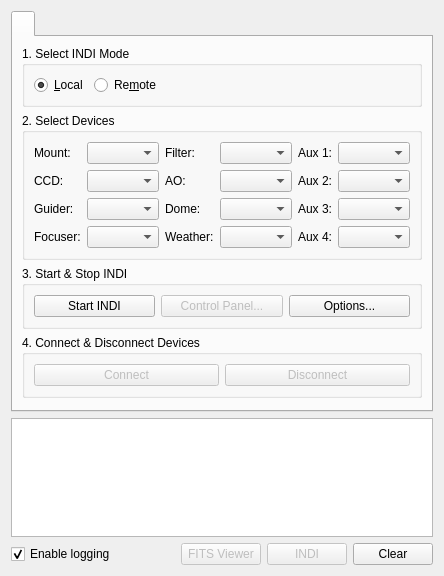
The window that kstars/ekos/ekosmanager.ui (KDE/kstars) describes before a commit, drawn with Qt 5.
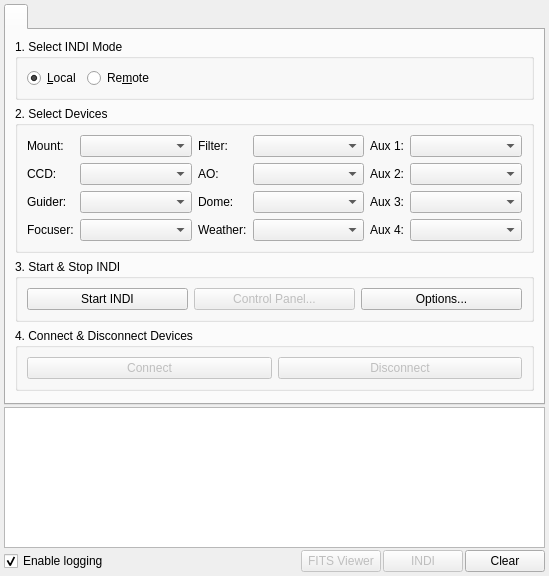
The same window after the commit.

Commit message: Add scrollbars to Ekos Manager to make it fit on smaller screens

The edit to the form file:
```diff
--- a/kstars/ekos/ekosmanager.ui
+++ b/kstars/ekos/ekosmanager.ui
@@ -6,18 +6,111 @@
    <rect>
     <x>0</x>
     <y>0</y>
-    <width>411</width>
+    <width>549</width>
     <height>576</height>
    </rect>
   </property>
+  <property name="baseSize">
+   <size>
+    <width>0</width>
+    <height>0</height>
+   </size>
+  </property>
   <property name="windowTitle">
    <string>Ekos</string>
   </property>
+  <layout class="QVBoxLayout" name="verticalLayout_3">
+   <property name="spacing">
+    <number>2</number>
+   </property>
+   <property name="sizeConstraint">
+    <enum>QLayout::SetMinAndMaxSize</enum>
+   </property>
+   <property name="leftMargin">
+    <number>2</number>
+   </property>
+   <property name="topMargin">
+    <number>2</number>
+   </property>
+   <property name="rightMargin">
+    <number>2</number>
+   </property>
+   <property name="bottomMargin">
+    <number>2</number>
+   </property>
+   <item>
+    <widget class="QScrollArea" name="ekosScrollArea">
+     <property name="sizePolicy">
+      <sizepolicy hsizetype="Preferred" vsizetype="Preferred">
+       <horstretch>0</horstretch>
+       <verstretch>0</verstretch>
+      </sizepolicy>
+     </property>
+     <property name="minimumSize">
+      <size>
+       <width>300</width>
+       <height>300</height>
+      </size>
+     </property>
+     <property name="frameShape">
+      <enum>QFrame::NoFrame</enum>
+     </property>
+     <property name="frameShadow">
+      <enum>QFrame::Plain</enum>
+     </property>
+     <property name="lineWidth">
+      <number>0</number>
+     </property>
+     <property name="sizeAdjustPolicy">
+      <enum>QAbstractScrollArea::AdjustToContents</enum>
+     </property>
+     <property name="widgetResizable">
+      <bool>true</bool>
+     </property>
+     <widget class="QWidget" name="ekosScrollAreaWidget">
+      <property name="geometry">
+       <rect>
+        <x>0</x>
+        <y>0</y>
+        <width>545</width>
+        <height>572</height>
+       </rect>
+      </property>
+      <property name="sizePolicy">
+       <sizepolicy hsizetype="Preferred" vsizetype="Preferred">
+        <horstretch>0</horstretch>
+        <verstretch>0</verstretch>
+       </sizepolicy>
+      </property>
+      <property name="minimumSize">
+       <size>
+        <width>0</width>
+        <height>0</height>
+       </size>
+      </property>
   <layout class="QVBoxLayout" name="verticalLayout_2">
+       <property name="spacing">
+        <number>2</number>
+       </property>
+       <property name="sizeConstraint">
+        <enum>QLayout::SetMinAndMaxSize</enum>
+       </property>
+       <property name="leftMargin">
+        <number>2</number>
+       </property>
+       <property name="topMargin">
+        <number>2</number>
+       </property>
+       <property name="rightMargin">
+        <number>2</number>
+       </property>
+       <property name="bottomMargin">
+        <number>2</number>
+       </property>
    <item>
     <widget class="QTabWidget" name="toolsWidget">
      <property name="sizePolicy">
-      <sizepolicy hsizetype="Expanding" vsizetype="Minimum">
+          <sizepolicy hsizetype="Preferred" vsizetype="Preferred">
        <horstretch>0</horstretch>
        <verstretch>0</verstretch>
       </sizepolicy>
@@ -33,7 +126,7 @@
      </property>
      <widget class="QWidget" name="setupTab">
       <attribute name="title">
-       <string></string>
+           <string/>
       </attribute>
       <layout class="QVBoxLayout" name="verticalLayout">
        <item>
@@ -390,6 +483,9 @@
          <property name="orientation">
           <enum>Qt::Vertical</enum>
          </property>
+             <property name="sizeType">
+              <enum>QSizePolicy::MinimumExpanding</enum>
+             </property>
          <property name="sizeHint" stdset="0">
           <size>
            <width>20</width>
@@ -410,6 +506,12 @@
        <verstretch>0</verstretch>
       </sizepolicy>
      </property>
+         <property name="minimumSize">
+          <size>
+           <width>0</width>
+           <height>50</height>
+          </size>
+         </property>
      <property name="maximumSize">
       <size>
        <width>16777215</width>
@@ -423,6 +525,12 @@
    </item>
    <item>
     <layout class="QHBoxLayout" name="horizontalLayout_2">
+         <property name="spacing">
+          <number>2</number>
+         </property>
+         <property name="sizeConstraint">
+          <enum>QLayout::SetMinAndMaxSize</enum>
+         </property>
      <item>
       <widget class="QCheckBox" name="enableLoggingCheck">
        <property name="text">
@@ -489,6 +597,10 @@
       </widget>
      </item>
     </layout>
+       </item>
+      </layout>
+     </widget>
+    </widget>
    </item>
   </layout>
  </widget>
```
Lines whose indentation alone changed are shown as unchanged. The commit also changes 2 other files.
